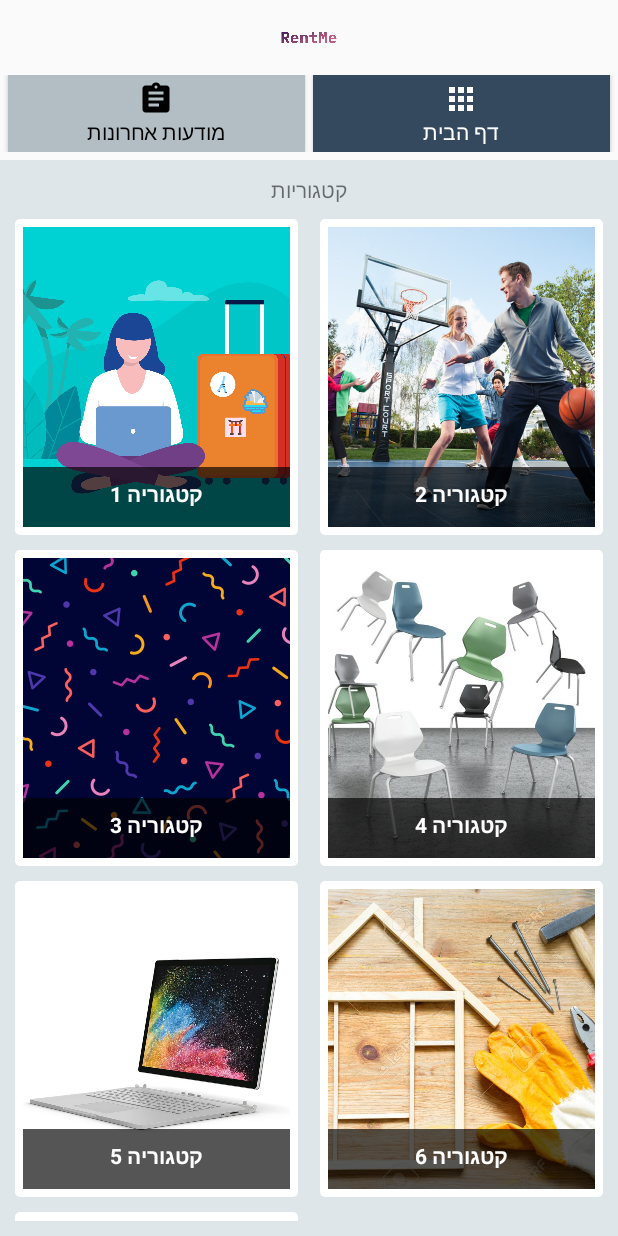
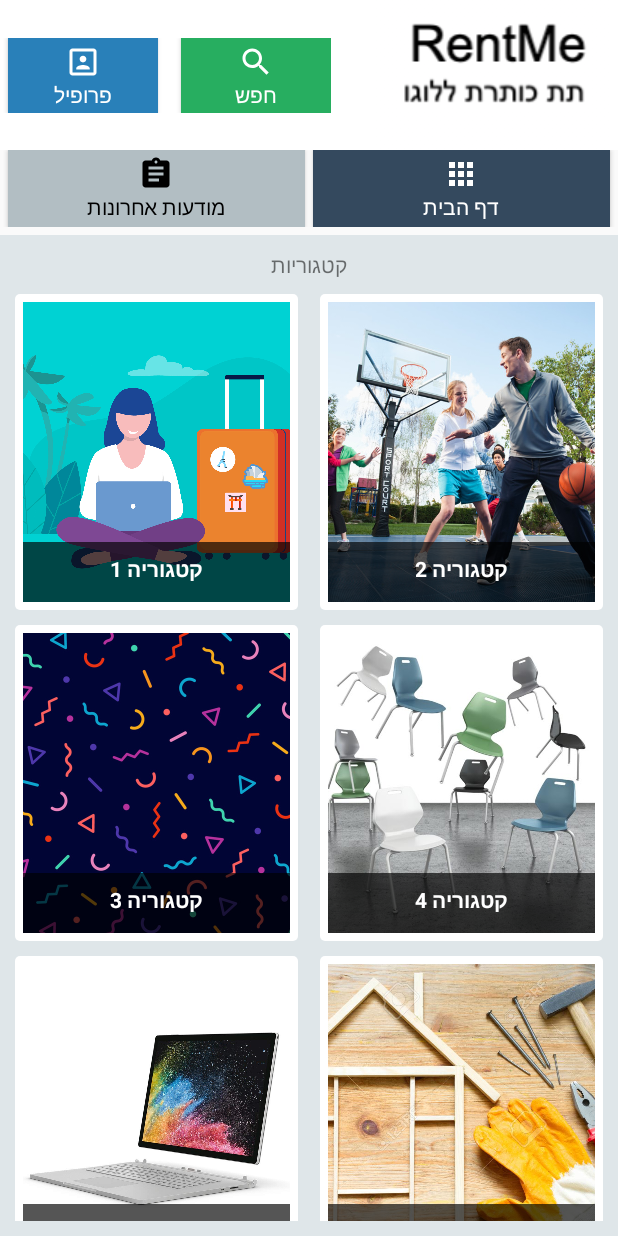
Before and after one commit to ZviMints/RentMe, an Android app: the screen it shows after launch (MainActivity), on a phone screen of 412 x 824 dp. Run offline under Robolectric (Android 15) with nearby library versions, the phone set to English and light mode, and no system bars.

Commit message:
Before Round Corners

```diff
--- /dev/null
+++ b/app/src/main/res/drawable/border_radius.xml
@@ -0,0 +1,13 @@
+<?xml version="1.0" encoding="utf-8"?>
+<layer-list xmlns:android="http://schemas.android.com/apk/res/android"
+    android:shape="rectangle" >
+
+    <!-- Background -->
+
+    <item>
+        <shape>
+            <solid android:color="#fff" />
+            <corners android:radius="3dp" />
+        </shape>
+    </item>
+</layer-list>
--- a/app/src/main/res/drawable/ic_apps_black_24dp.xml
+++ b/app/src/main/res/drawable/ic_apps_black_24dp.xml
@@ -1,7 +1,7 @@
 <vector xmlns:android="http://schemas.android.com/apk/res/android"
         android:width="24dp"
         android:height="24dp"
-    android:tint="@android:color/white"
+        android:tint="@android:color/white"
 
     android:viewportWidth="24.0"
         android:viewportHeight="24.0">
--- /dev/null
+++ b/app/src/main/res/drawable/ic_portrait_black_24dp.xml
@@ -0,0 +1,10 @@
+<vector xmlns:android="http://schemas.android.com/apk/res/android"
+    android:width="24dp"
+    android:height="24dp"
+    android:tint="@android:color/white"
+    android:viewportWidth="24.0"
+    android:viewportHeight="24.0">
+    <path
+        android:fillColor="#FF000000"
+        android:pathData="M12,12.25c1.24,0 2.25,-1.01 2.25,-2.25S13.24,7.75 12,7.75 9.75,8.76 9.75,10s1.01,2.25 2.25,2.25zM16.5,16.25c0,-1.5 -3,-2.25 -4.5,-2.25s-4.5,0.75 -4.5,2.25L7.5,17h9v-0.75zM19,3L5,3c-1.1,0 -2,0.9 -2,2v14c0,1.1 0.9,2 2,2h14c1.1,0 2,-0.9 2,-2L21,5c0,-1.1 -0.9,-2 -2,-2zM19,19L5,19L5,5h14v14z" />
+</vector>
--- /dev/null
+++ b/app/src/main/res/drawable/ic_search_black_24dp.xml
@@ -0,0 +1,11 @@
+<vector xmlns:android="http://schemas.android.com/apk/res/android"
+    android:width="24dp"
+    android:height="24dp"
+    android:tint="@android:color/white"
+
+    android:viewportWidth="24.0"
+    android:viewportHeight="24.0">
+    <path
+        android:fillColor="#FF000000"
+        android:pathData="M15.5,14h-0.79l-0.28,-0.27C15.41,12.59 16,11.11 16,9.5 16,5.91 13.09,3 9.5,3S3,5.91 3,9.5 5.91,16 9.5,16c1.61,0 3.09,-0.59 4.23,-1.57l0.27,0.28v0.79l5,4.99L20.49,19l-4.99,-5zM9.5,14C7.01,14 5,11.99 5,9.5S7.01,5 9.5,5 14,7.01 14,9.5 11.99,14 9.5,14z" />
+</vector>
--- a/app/src/main/res/layout/activity_main.xml
+++ b/app/src/main/res/layout/activity_main.xml
@@ -10,11 +10,48 @@
 
 
     <!-- Head -->
-    <ImageView
-        android:id="@+id/Head"
-        android:layout_width="fill_parent"
-        android:layout_height="50dp"
-        app:srcCompat="@drawable/profile"></ImageView>
+    <RelativeLayout
+        android:layout_width="match_parent"
+        android:layout_height="wrap_content"
+        android:background="#fff"
+        >
+        <LinearLayout
+            android:layout_width="wrap_content"
+            android:layout_marginTop="25dp"
+            android:layout_height="wrap_content">
+
+            <Button
+                android:id="@+id/Profile"
+                android:layout_marginLeft="5dp"
+                android:layout_marginRight="15dp"
+                android:layout_width="100dp"
+                android:layout_height="50dp"
+                android:background="@color/DarkBlue"
+                android:drawableTop="@drawable/ic_portrait_black_24dp"
+                android:padding="4dp"
+                android:text="פרופיל"
+                android:textColor="#fff"></Button>
+
+            <Button
+                android:id="@+id/Search"
+                android:layout_width="100dp"
+                android:layout_height="50dp"
+                android:background="@color/DarkGreen"
+                android:drawableTop="@drawable/ic_search_black_24dp"
+                android:padding="4dp"
+                android:text="חפש"
+                android:textColor="#fff"></Button>
+
+
+        </LinearLayout>
+        <ImageView
+            android:layout_width="wrap_content"
+            android:layout_height="wrap_content"
+            android:layout_marginRight="5dp"
+            android:layout_alignParentRight="true"
+            android:background="@drawable/logo" />
+
+    </RelativeLayout>
     <!-- Head -->
 
     <!-- Menu -->
@@ -27,7 +64,7 @@
             android:layout_width="fill_parent"
             android:layout_height="wrap_content"
             android:layout_weight="1"
-            android:background="#B2BEC3"
+            android:background="@color/lightGray"
             android:drawableTop="@drawable/ic_assignment_black_24dp"
             android:textColor="#000"
             android:id="@+id/MainPage"
@@ -41,7 +78,7 @@
             android:layout_width="fill_parent"
             android:layout_height="wrap_content"
             android:layout_weight="1"
-            android:background="#34495e"
+            android:background="@color/DarkGray"
             android:drawableTop="@drawable/ic_apps_black_24dp"
             android:textColor="#fff"
             android:padding="4dp"
--- a/app/src/main/res/values/colors.xml
+++ b/app/src/main/res/values/colors.xml
@@ -3,4 +3,8 @@
     <color name="colorPrimary">#008577</color>
     <color name="colorPrimaryDark">#00574B</color>
     <color name="colorAccent">#D81B60</color>
+    <color name="lightGray">#B2BEC3</color>
+    <color name="DarkGray">#34495e</color>
+    <color name="DarkGreen">#27ae60</color>
+    <color name="DarkBlue">#2980b9</color>
 </resources>
```
Also changed, not shown: app/src/main/res/drawable/logo.jpg (added).
